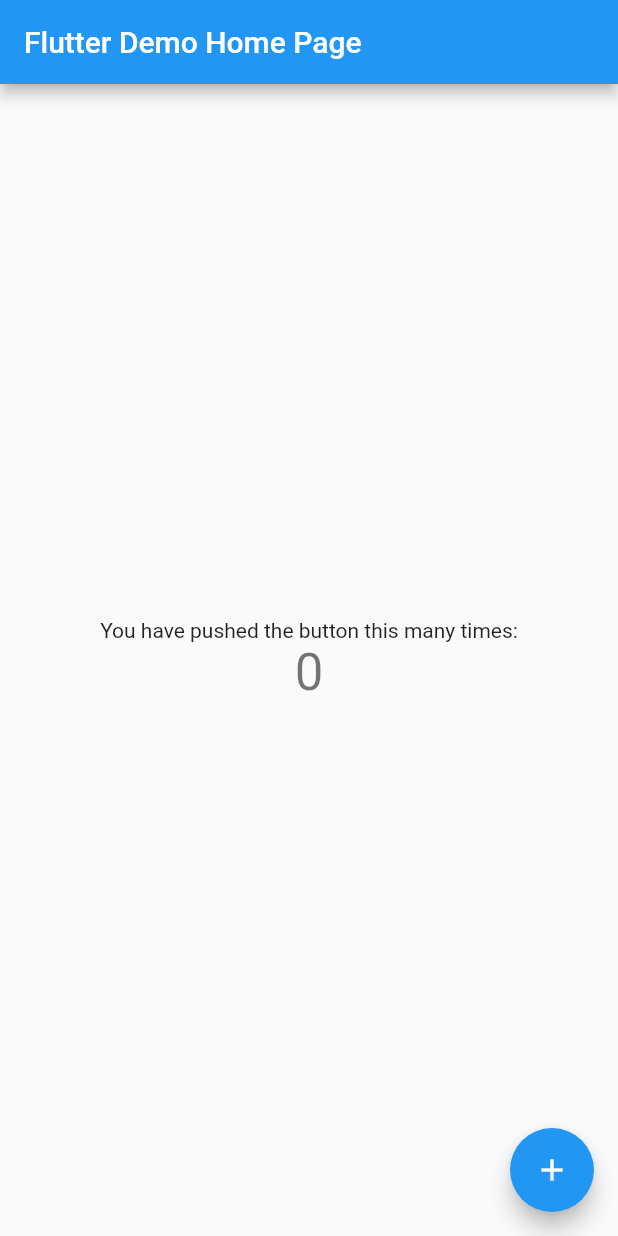
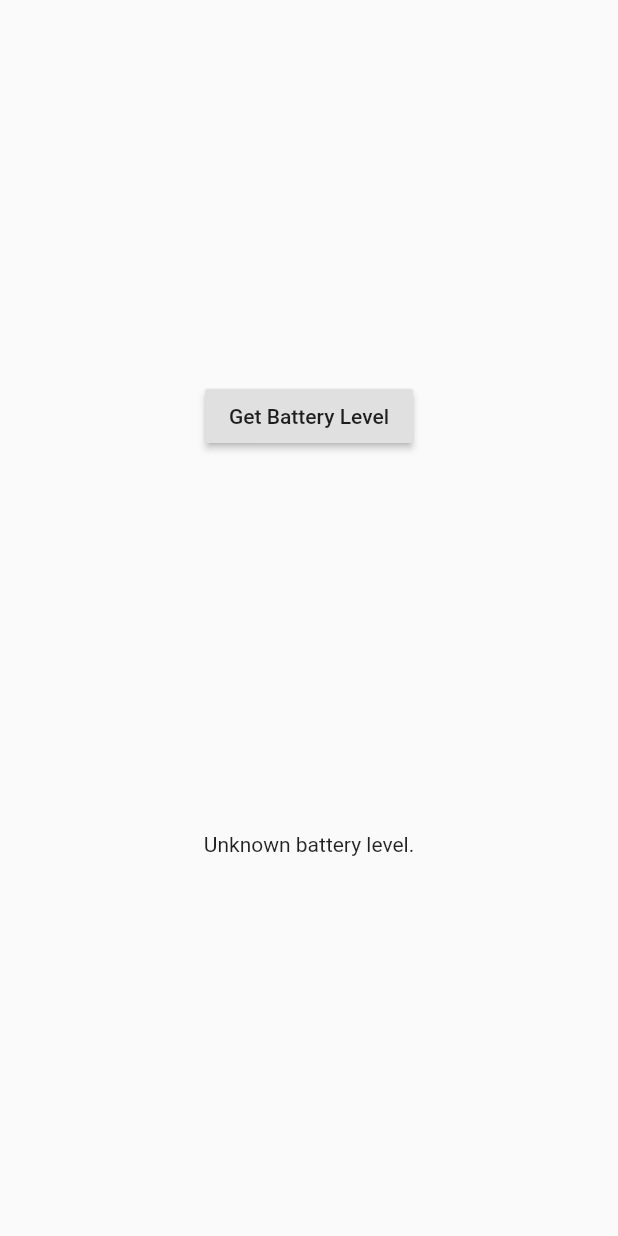
Before and after one commit to SungminSo/flutter-batterylevel, a Flutter app: the screen it shows after launch, on a phone screen of 412 x 824 dp. Run offline on Flutter 3.47's test engine with Material 2 defaults, Android fonts, the phone set to English and light mode, and no system bars.

Commit message:
create the flutter platform client

```diff
--- a/lib/main.dart
+++ b/lib/main.dart
@@ -1,8 +1,9 @@
+import 'dart:async';
+
 import 'package:flutter/material.dart';
+import 'package:flutter/services.dart';
 
-void main() {
-  runApp(MyApp());
-}
+void main() => runApp(MyApp());
 
 class MyApp extends StatelessWidget {
   // This widget is the root of your application.
@@ -46,68 +47,40 @@
 }
 
 class _MyHomePageState extends State<MyHomePage> {
-  int _counter = 0;
+  static const platform = const MethodChannel('samples.flutter.dev/battery');
 
-  void _incrementCounter() {
+  // Get battery level.
+  String _batteryLevel = 'Unknown battery level.';
+
+  Future<void> _getBatteryLevel() async {
+    String batteryLevel;
+    try {
+      final int result = await platform.invokeMethod('getBatteryLevel');
+      batteryLevel = 'Battery level at $result % .';
+    } on PlatformException catch (e) {
+      batteryLevel = "Failed to get battery level: '${e.message}'.";
+    }
+
     setState(() {
-      // This call to setState tells the Flutter framework that something has
-      // changed in this State, which causes it to rerun the build method below
-      // so that the display can reflect the updated values. If we changed
-      // _counter without calling setState(), then the build method would not be
-      // called again, and so nothing would appear to happen.
-      _counter++;
+      _batteryLevel = batteryLevel;
     });
   }
 
   @override
   Widget build(BuildContext context) {
-    // This method is rerun every time setState is called, for instance as done
-    // by the _incrementCounter method above.
-    //
-    // The Flutter framework has been optimized to make rerunning build methods
-    // fast, so that you can just rebuild anything that needs updating rather
-    // than having to individually change instances of widgets.
-    return Scaffold(
-      appBar: AppBar(
-        // Here we take the value from the MyHomePage object that was created by
-        // the App.build method, and use it to set our appbar title.
-        title: Text(widget.title),
-      ),
-      body: Center(
-        // Center is a layout widget. It takes a single child and positions it
-        // in the middle of the parent.
+    return Material(
+      child: Center(
         child: Column(
-          // Column is also a layout widget. It takes a list of children and
-          // arranges them vertically. By default, it sizes itself to fit its
-          // children horizontally, and tries to be as tall as its parent.
-          //
-          // Invoke "debug painting" (press "p" in the console, choose the
-          // "Toggle Debug Paint" action from the Flutter Inspector in Android
-          // Studio, or the "Toggle Debug Paint" command in Visual Studio Code)
-          // to see the wireframe for each widget.
-          //
-          // Column has various properties to control how it sizes itself and
-          // how it positions its children. Here we use mainAxisAlignment to
-          // center the children vertically; the main axis here is the vertical
-          // axis because Columns are vertical (the cross axis would be
-          // horizontal).
-          mainAxisAlignment: MainAxisAlignment.center,
-          children: <Widget>[
-            Text(
-              'You have pushed the button this many times:',
+          mainAxisAlignment: MainAxisAlignment.spaceEvenly,
+          children: [
+            RaisedButton(
+              child: Text('Get Battery Level'),
+              onPressed: _getBatteryLevel,
             ),
-            Text(
-              '$_counter',
-              style: Theme.of(context).textTheme.headline4,
-            ),
+            Text(_batteryLevel),
           ],
         ),
       ),
-      floatingActionButton: FloatingActionButton(
-        onPressed: _incrementCounter,
-        tooltip: 'Increment',
-        child: Icon(Icons.add),
-      ), // This trailing comma makes auto-formatting nicer for build methods.
     );
   }
 }
```
